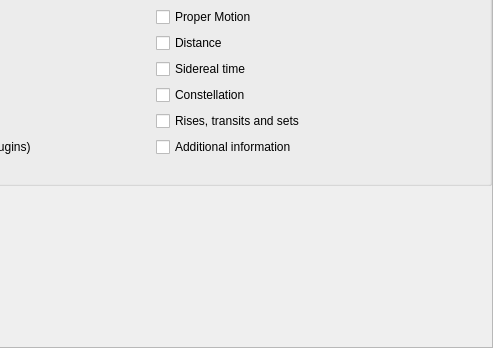
The window that src/gui/configurationDialog.ui (Stellarium/stellarium) describes before a commit, drawn with Qt 5; both pictures show x 187 to 680 and y 286 to 634 of the 680 by 634 pixel window.
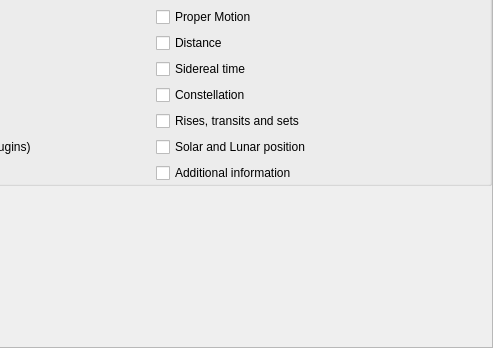
The same window after the commit. The open tabs and pages were chosen to show the change. Icons and pictures are not drawn. Custom widgets are drawn as their Qt base class.

Commit message: Add Solar and Lunar info to InfoString (Fix #1455)

```diff
--- a/src/gui/configurationDialog.ui
+++ b/src/gui/configurationDialog.ui
@@ -963,19 +963,6 @@
                </attribute>
               </widget>
              </item>
-             <item row="12" column="1">
-              <widget class="QCheckBox" name="checkBoxExtra">
-               <property name="toolTip">
-                <string>Spectral class, nebula type, etc.</string>
-               </property>
-               <property name="text">
-                <string>Additional information</string>
-               </property>
-               <attribute name="buttonGroup">
-                <string notr="true">buttonGroupDisplayedFields</string>
-               </attribute>
-              </widget>
-             </item>
              <item row="0" column="1">
               <widget class="QCheckBox" name="checkBoxVisualMag">
                <property name="text">
@@ -1032,6 +1019,29 @@
                </attribute>
               </widget>
              </item>
+             <item row="13" column="1">
+              <widget class="QCheckBox" name="checkBoxExtra">
+               <property name="toolTip">
+                <string>Spectral class, nebula type, etc.</string>
+               </property>
+               <property name="text">
+                <string>Additional information</string>
+               </property>
+               <attribute name="buttonGroup">
+                <string notr="true">buttonGroupDisplayedFields</string>
+               </attribute>
+              </widget>
+             </item>
+             <item row="12" column="1">
+              <widget class="QCheckBox" name="checkBoxSolarLunarPosition">
+               <property name="toolTip">
+                <string>Show Solar and Lunar positions if observed from Earth</string>
+               </property>
+               <property name="text">
+                <string>Solar and Lunar position</string>
+               </property>
+              </widget>
+             </item>
             </layout>
            </widget>
           </item>
```
The commit also changes 9 other files.
